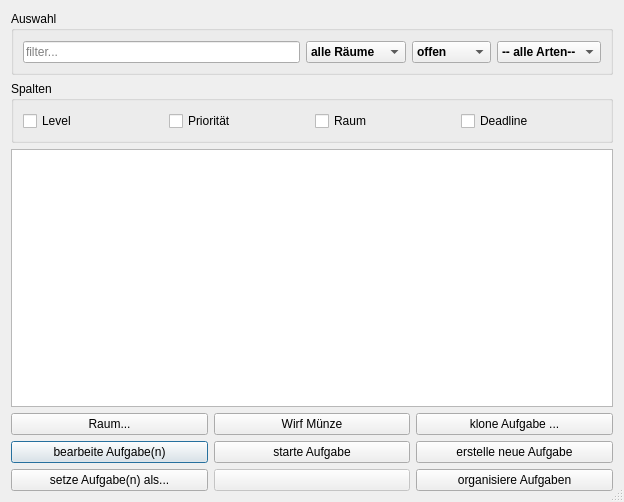
Old version of the form src/ui/task_list.ui in the repository amogorkon/watnu.
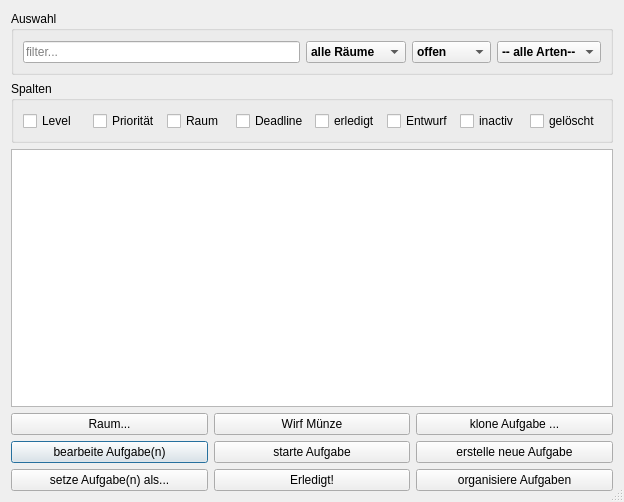
New version of the form. Icons and pictures are not drawn.

Patch:
```diff
--- a/src/ui/task_list.ui
+++ b/src/ui/task_list.ui
@@ -221,6 +221,34 @@
         </property>
        </widget>
       </item>
+      <item>
+       <widget class="QCheckBox" name="check_done">
+        <property name="text">
+         <string>erledigt</string>
+        </property>
+       </widget>
+      </item>
+      <item>
+       <widget class="QCheckBox" name="check_draft">
+        <property name="text">
+         <string>Entwurf</string>
+        </property>
+       </widget>
+      </item>
+      <item>
+       <widget class="QCheckBox" name="check_inactive">
+        <property name="text">
+         <string>inactiv</string>
+        </property>
+       </widget>
+      </item>
+      <item>
+       <widget class="QCheckBox" name="check_deleted">
+        <property name="text">
+         <string>gelöscht</string>
+        </property>
+       </widget>
+      </item>
      </layout>
     </widget>
    </item>
@@ -374,7 +402,7 @@
      <item row="3" column="2">
       <widget class="QPushButton" name="button2">
        <property name="enabled">
-        <bool>false</bool>
+        <bool>true</bool>
        </property>
        <property name="sizePolicy">
         <sizepolicy hsizetype="MinimumExpanding" vsizetype="Minimum">
@@ -383,10 +411,7 @@
         </sizepolicy>
        </property>
        <property name="text">
-        <string/>
-       </property>
-       <property name="shortcut">
-        <string>2</string>
+        <string>Erledigt!</string>
        </property>
       </widget>
      </item>
```
